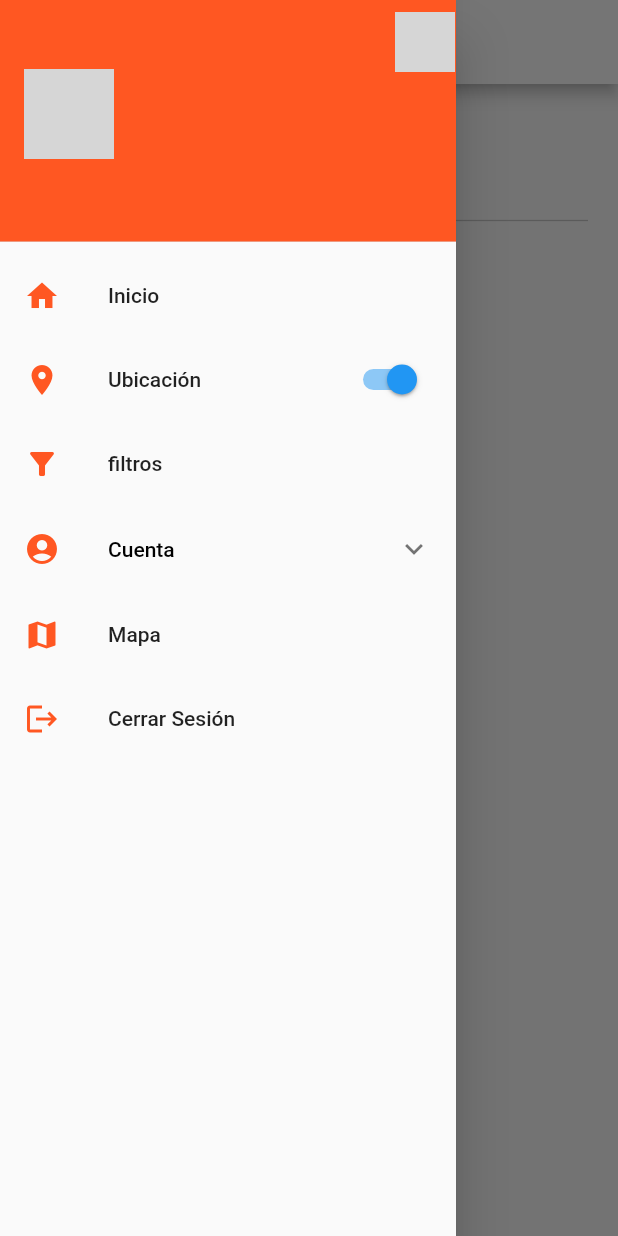
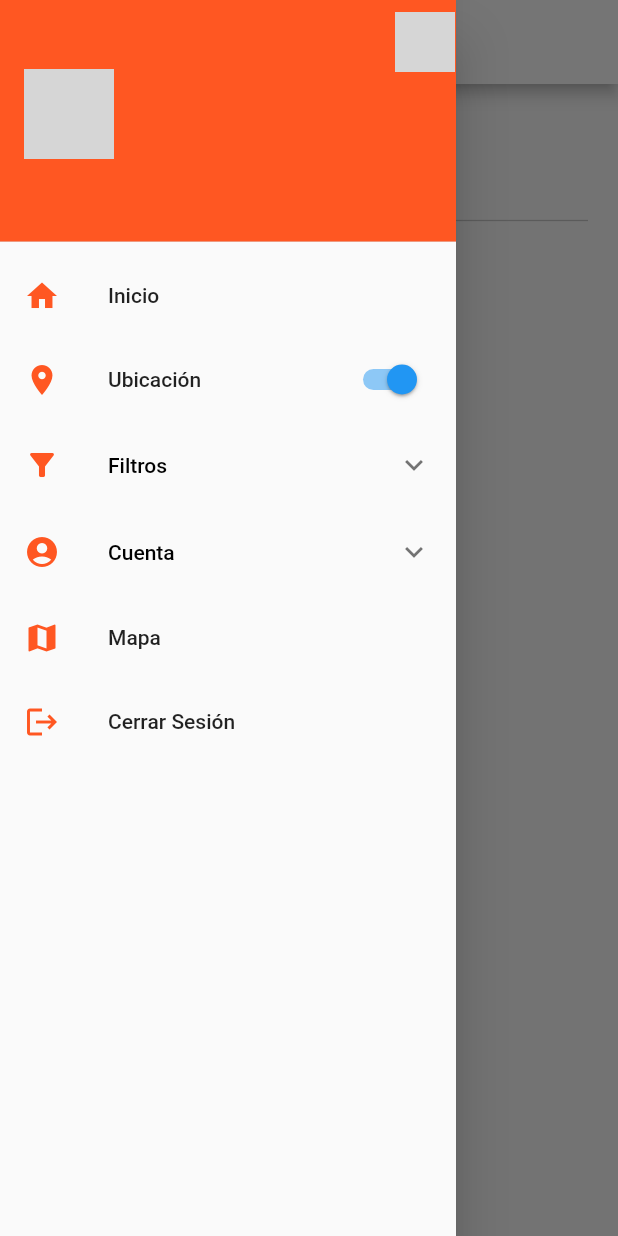
Before and after one commit to DavidSepulvedaCh/Integrador_III, a Flutter app: the Index screen opened by its route, with the side drawer open, on a phone screen of 412 x 824 dp. Run offline on Flutter 3.47's test engine with Material 2 defaults, Android fonts, the phone set to English and light mode, and no system bars; our stand-ins replace cached_network_image, carousel_slider, flutter_secure_storage, flutter_spinkit, geocoding, geolocator and 7 more; missing offline and left inert: cloudinary_public; accounts and stored records are empty; network calls fail; grey boxes are pictures that could not be loaded.

Commit message:
Cambios en menú desplegable

```diff
--- a/FRONTEND/lib/pages/system/index.dart
+++ b/FRONTEND/lib/pages/system/index.dart
@@ -432,8 +432,7 @@ class _IndexState extends State<Index> {
                     ),
                   ),
                   ListTile(
-                    leading:
-                        const Icon(Icons.home, color: Colors.deepOrange),
+                    leading: const Icon(Icons.home, color: Colors.deepOrange),
                     title: const Text('Inicio'),
                     onTap: () {
                       setState(
@@ -463,14 +462,40 @@ class _IndexState extends State<Index> {
                     secondary:
                         const Icon(Icons.location_on, color: Colors.deepOrange),
                   ),
-                  ListTile(
+                  ExpansionTile(
+                    title: const Text(
+                      'Filtros',
+                      style: TextStyle(
+                        color: Colors.black,
+                      ),
+                    ),
                     leading:
                         const Icon(Icons.filter_alt, color: Colors.deepOrange),
-                    title: const Text('filtros'),
+                    textColor: Colors.deepOrange,
+                    children: [
+                      Padding(
+                        padding: const EdgeInsets.symmetric(horizontal: 40),
+                        child: ListTile(
+                          leading:
+                              const Icon(Icons.money, color: Colors.deepOrange),
+                          title: Text("filtross"),
                           onTap: () {
                             Navigator.pop(context);
                             showModal();
                           },
+                        ),
+                      ),
+                      Padding(
+                        padding: const EdgeInsets.symmetric(horizontal: 40),
+                        child: ListTile(
+                          leading:
+                              const Icon(Icons.location_city, color: Colors.deepOrange),
+                          title: Text(selectedValue),
+                          onTap: () {},
+                        ),
+                      ),
+                    ],
+
                   ),
                   ExpansionTile(
                     title: const Text(
@@ -479,7 +504,8 @@ class _IndexState extends State<Index> {
                         color: Colors.black,
                       ),
                     ),
-                    leading: const Icon(Icons.account_circle, color: Colors.deepOrange),
+                    leading: const Icon(Icons.account_circle,
+                        color: Colors.deepOrange),
                     textColor: Colors.deepOrange,
                     children: <Widget>[
                       Padding(
```
Lines whose indentation alone changed are shown as unchanged.
